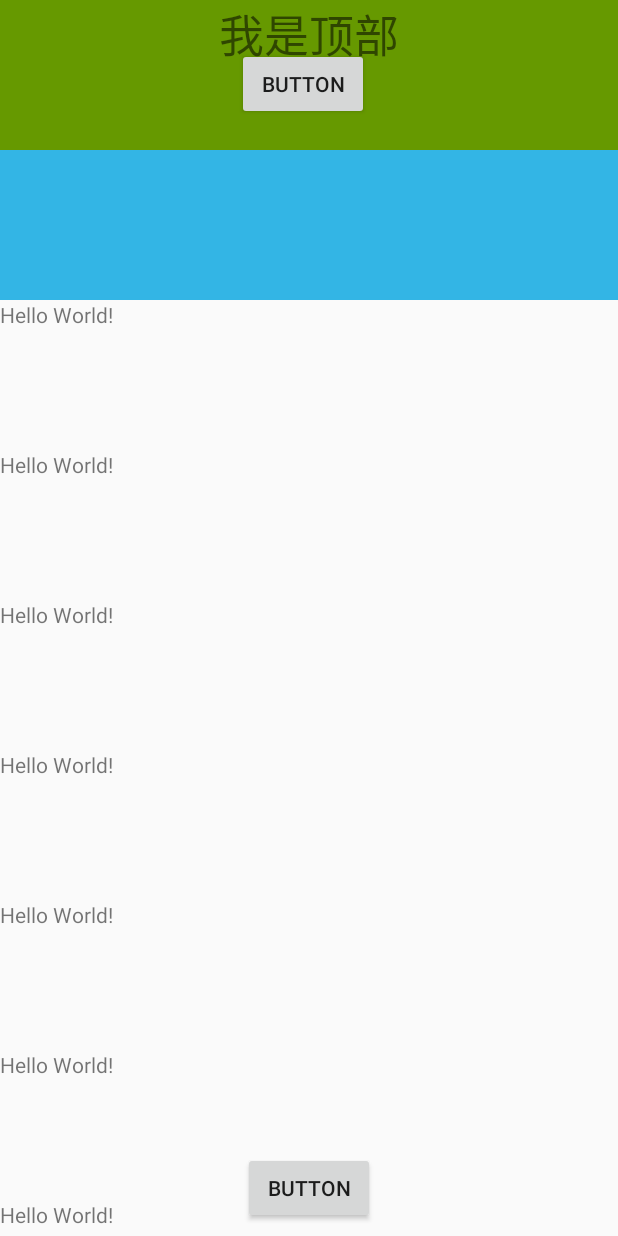
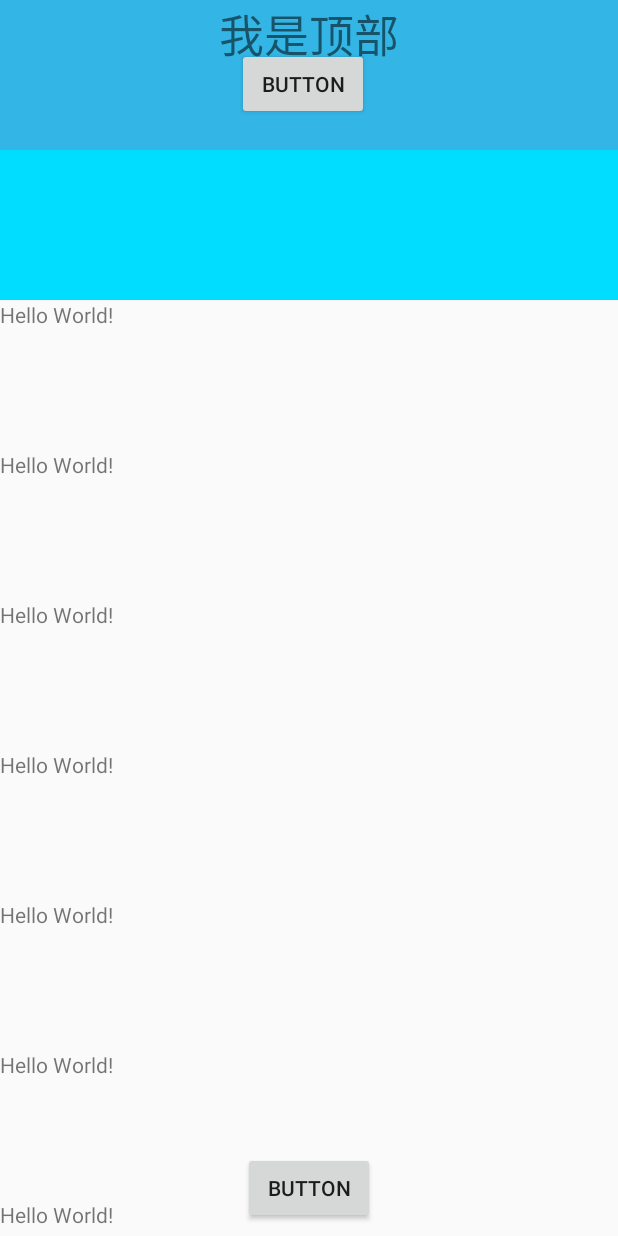
Before and after one commit to Gaojianan2016/StatusBarUtils, an Android app: the screen it shows after launch (MainActivity), on a phone screen of 412 x 824 dp. Run offline under Robolectric (Android 15) with nearby library versions, the phone set to English and light mode, and no system bars.

Commit message:
更新说明

```diff
--- a/app/src/main/java/com/gjn/statusbarutils/MainActivity.java
+++ b/app/src/main/java/com/gjn/statusbarutils/MainActivity.java
@@ -20,7 +20,7 @@ public class MainActivity extends AppCompatActivity {
         Log.e("-s-", "sdk = " + Build.VERSION.SDK_INT);
         Log.e("-s-", "BRAND = " + android.os.Build.BRAND);
 
-        StatusBarUtils.statusBarMode(this, true, Color.GREEN);
+        StatusBarUtils.statusBarMode(this, true, Color.GRAY);
         StatusBarUtils.setContentViewFitsSystemWindows(this, true);
 
         findViewById(R.id.button2).setOnClickListener(new View.OnClickListener() {
--- a/app/src/main/res/layout/activity_main.xml
+++ b/app/src/main/res/layout/activity_main.xml
@@ -31,7 +31,7 @@
             <FrameLayout
                 android:layout_width="match_parent"
                 android:layout_height="200dp"
-                android:background="@android:color/holo_blue_light">
+                android:background="@android:color/holo_blue_bright">
 
             </FrameLayout>
 
@@ -97,7 +97,7 @@
         android:id="@+id/tv_top"
         android:layout_width="match_parent"
         android:layout_height="100dp"
-        android:background="@android:color/holo_green_dark"
+        android:background="@android:color/holo_blue_light"
         android:gravity="center_horizontal"
         android:text="我是顶部"
         android:textSize="30sp"
```
Also changed, not shown: 1 other file.
